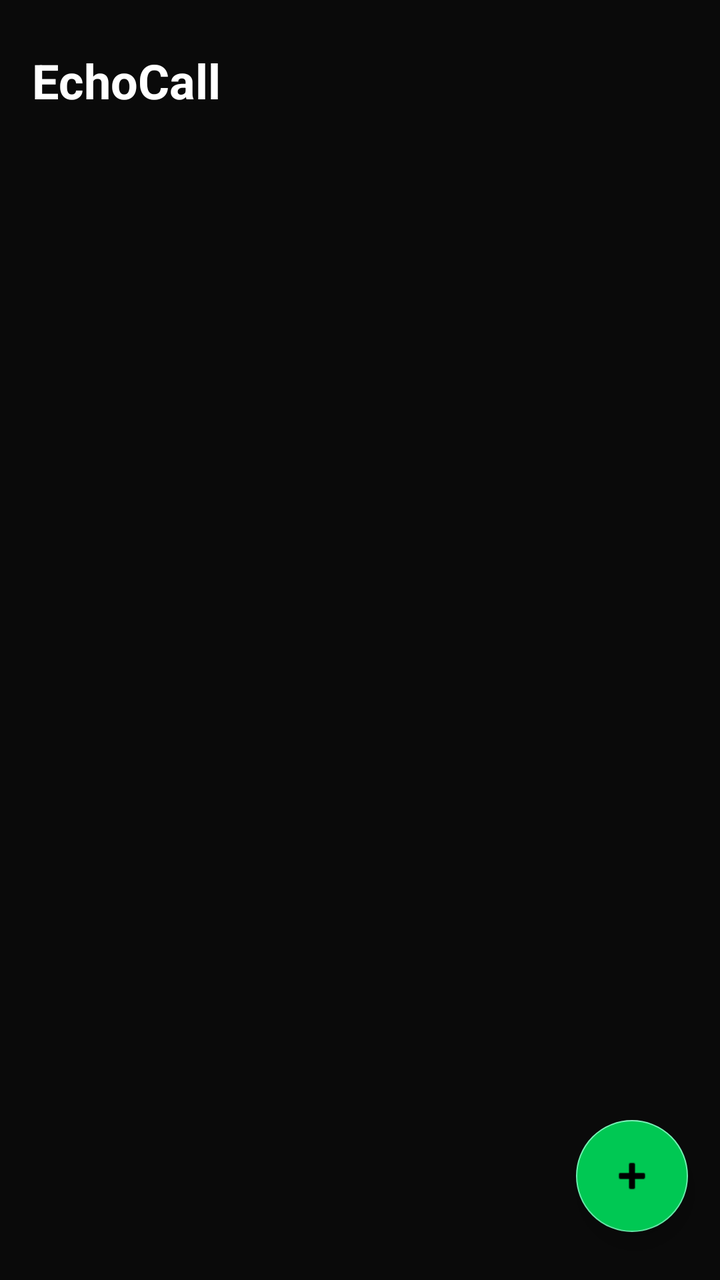
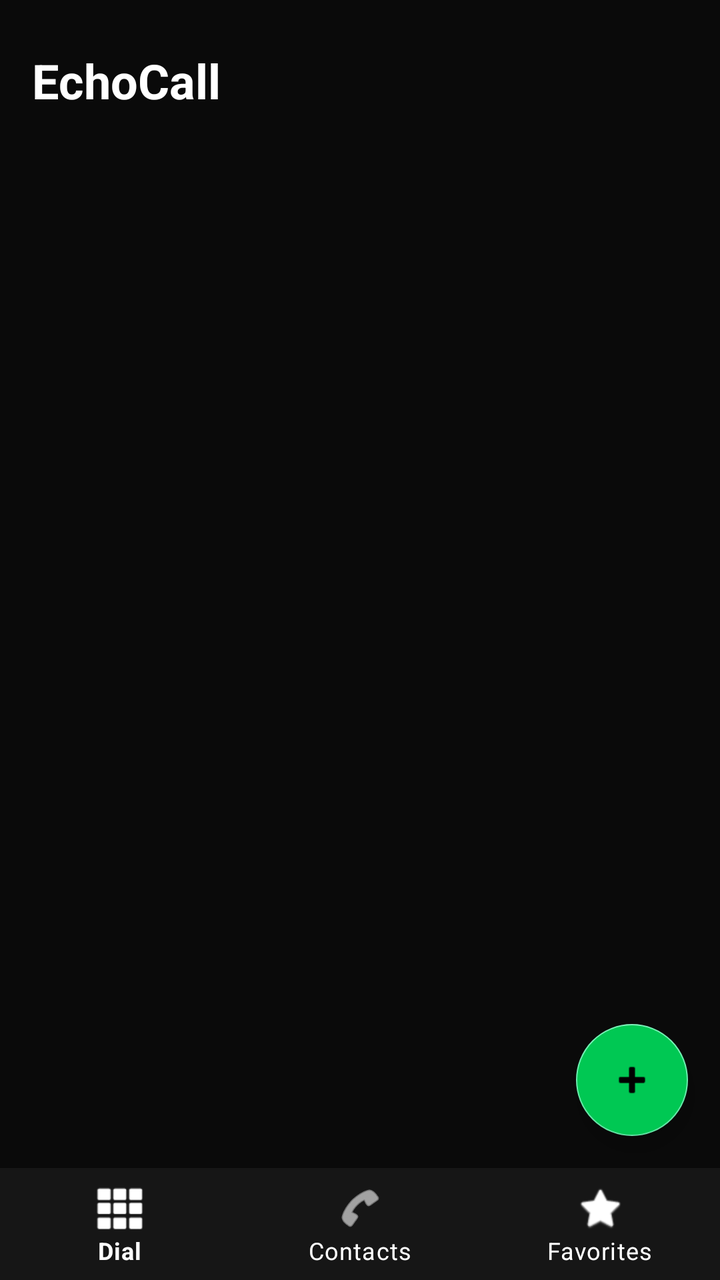

The first picture is an Android layout as it rendered before a commit; the second is the same layout after the commit. The layout source and the unified diff follow.
<!-- AndroidManifest.xml: application theme Theme.EchoCall -->
<!-- res/layout/activity_main.xml -->
<?xml version="1.0" encoding="utf-8"?>
<androidx.constraintlayout.widget.ConstraintLayout xmlns:android="http://schemas.android.com/apk/res/android"
    xmlns:app="http://schemas.android.com/apk/res-auto"
    android:layout_width="match_parent"
    android:layout_height="match_parent"
    android:background="@color/bg_dark">

    <TextView
        android:id="@+id/tvTitle"
        android:layout_width="0dp"
        android:layout_height="wrap_content"
        android:layout_marginTop="24dp"
        android:layout_marginStart="16dp"
        android:text="@string/app_name"
        android:textColor="@color/white"
        android:textSize="24sp"
        android:textStyle="bold"
        app:layout_constraintTop_toTopOf="parent"
        app:layout_constraintStart_toStartOf="parent"
        app:layout_constraintEnd_toEndOf="parent" />

    <androidx.recyclerview.widget.RecyclerView
        android:id="@+id/rvContacts"
        android:layout_width="0dp"
        android:layout_height="0dp"
        android:layout_marginTop="16dp"
        android:clipToPadding="false"
        android:paddingBottom="80dp"
        app:layout_constraintTop_toBottomOf="@id/tvTitle"
        app:layout_constraintBottom_toBottomOf="parent"
        app:layout_constraintStart_toStartOf="parent"
        app:layout_constraintEnd_toEndOf="parent" />

    <TextView
        android:id="@+id/tvEmpty"
        android:layout_width="wrap_content"
        android:layout_height="wrap_content"
        android:text="No contacts yet"
        android:textColor="#888888"
        android:visibility="gone"
        app:layout_constraintTop_toTopOf="parent"
        app:layout_constraintBottom_toBottomOf="parent"
        app:layout_constraintStart_toStartOf="parent"
        app:layout_constraintEnd_toEndOf="parent" />

    <com.google.android.material.floatingactionbutton.FloatingActionButton
        android:id="@+id/fabAddContact"
        android:layout_width="wrap_content"
        android:layout_height="wrap_content"
        android:layout_marginEnd="16dp"
        android:layout_marginBottom="24dp"
        android:backgroundTint="@color/echo_purple"
        android:contentDescription="Add contact"
        android:src="@android:drawable/ic_input_add"
        app:layout_constraintBottom_toBottomOf="parent"
        app:layout_constraintEnd_toEndOf="parent" />

</androidx.constraintlayout.widget.ConstraintLayout>
<!-- resources referenced by this layout -->
<resources>
  <color name="bg_dark">#0A0A0A</color>
  <color name="echo_purple">#00C853</color>
  <color name="white">#FFFFFFFF</color>
  <string name="app_name">EchoCall</string>
  <style name="Theme.EchoCall" parent="Theme.MaterialComponents.DayNight.NoActionBar">
          <item name="colorPrimary">@color/echo_purple</item>
          <item name="colorPrimaryVariant">@color/echo_pink</item>
          <item name="colorOnPrimary">@color/white</item>
          <item name="colorSecondary">@color/echo_orange</item>
          <item name="android:statusBarColor">@color/bg_dark</item>
          <item name="android:windowBackground">@color/bg_dark</item>
      </style>
  <color name="echo_pink">#00E676</color>
  <color name="echo_orange">#69F0AE</color>
</resources>

<!-- the commit's change to res/layout/activity_main.xml (unified diff, before → after) -->
@@ -25,9 +25,9 @@
         android:layout_height="0dp"
         android:layout_marginTop="16dp"
         android:clipToPadding="false"
-        android:paddingBottom="80dp"
+        android:paddingBottom="16dp"
         app:layout_constraintTop_toBottomOf="@id/tvTitle"
-        app:layout_constraintBottom_toBottomOf="parent"
+        app:layout_constraintBottom_toTopOf="@id/bottomNav"
         app:layout_constraintStart_toStartOf="parent"
         app:layout_constraintEnd_toEndOf="parent" />
 
@@ -38,8 +38,8 @@
         android:text="No contacts yet"
         android:textColor="#888888"
         android:visibility="gone"
-        app:layout_constraintTop_toTopOf="parent"
-        app:layout_constraintBottom_toBottomOf="parent"
+        app:layout_constraintTop_toBottomOf="@id/tvTitle"
+        app:layout_constraintBottom_toTopOf="@id/bottomNav"
         app:layout_constraintStart_toStartOf="parent"
         app:layout_constraintEnd_toEndOf="parent" />
 
@@ -48,11 +48,23 @@
         android:layout_width="wrap_content"
         android:layout_height="wrap_content"
         android:layout_marginEnd="16dp"
-        android:layout_marginBottom="24dp"
+        android:layout_marginBottom="16dp"
         android:backgroundTint="@color/echo_purple"
         android:contentDescription="Add contact"
         android:src="@android:drawable/ic_input_add"
+        app:layout_constraintBottom_toTopOf="@id/bottomNav"
+        app:layout_constraintEnd_toEndOf="parent" />
+
+    <com.google.android.material.bottomnavigation.BottomNavigationView
+        android:id="@+id/bottomNav"
+        android:layout_width="0dp"
+        android:layout_height="wrap_content"
+        android:background="@color/surface_dark"
+        app:itemIconTint="@color/white"
+        app:itemTextColor="@color/white"
+        app:menu="@menu/bottom_nav_menu"
         app:layout_constraintBottom_toBottomOf="parent"
+        app:layout_constraintStart_toStartOf="parent"
         app:layout_constraintEnd_toEndOf="parent" />
 
 </androidx.constraintlayout.widget.ConstraintLayout>
<!-- resource entries referenced after the edit -->
@@ -2,6 +2,7 @@
 <resources>
   <color name="bg_dark">#0A0A0A</color>
   <color name="echo_purple">#00C853</color>
+  <color name="surface_dark">#161616</color>
   <color name="white">#FFFFFFFF</color>
   <string name="app_name">EchoCall</string>
   <style name="Theme.EchoCall" parent="Theme.MaterialComponents.DayNight.NoActionBar">
